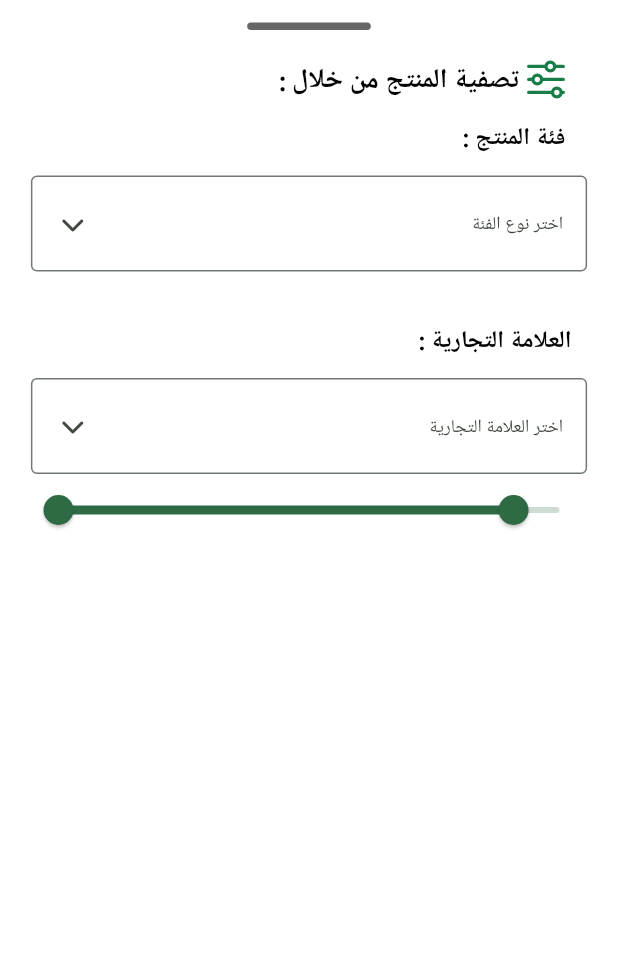
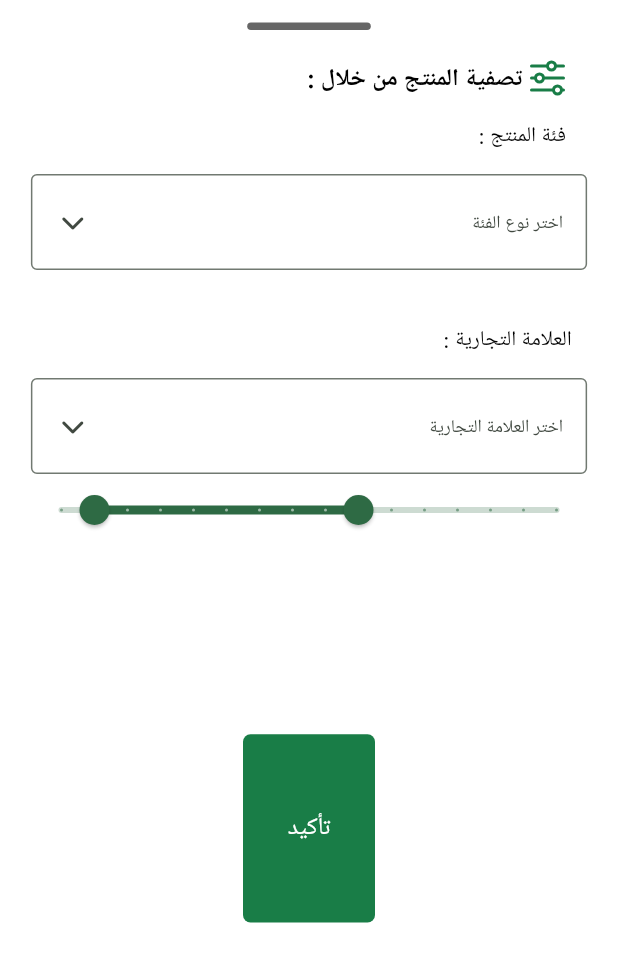
Before and after one commit to ElHbrouk/comatecs, a Flutter app: the ShowModalBottomSheetItem widget shown alone on an empty page, opened directly, on a phone screen of 412 x 824 dp. Shown: the top 962 px of the screen. Run offline on Flutter 3.47's test engine with Material 3 defaults, Android fonts, the phone set to English and light mode, and no system bars; our stand-ins replace carousel_slider, cloud_firestore, dartz, dots_indicator, firebase_messaging, flutter_otp_text_field and 7 more; accounts and stored records are empty; network calls fail; statements that could not run were skipped; project files that could hold a hidden picture were left out.

Commit message:
editing fonts

```diff
--- a/lib/features/home/presentaion/views/widgets/show_modal_bottom_sheet_item.dart
+++ b/lib/features/home/presentaion/views/widgets/show_modal_bottom_sheet_item.dart
@@ -1,6 +1,9 @@
+import 'package:comatecs/core/shared/widgets/custom_button.dart';
 import 'package:comatecs/core/utils/app_colors.dart';
+import 'package:comatecs/core/utils/app_fonts.dart';
 import 'package:comatecs/core/utils/image_asset.dart';
 import 'package:comatecs/features/home/presentaion/views/widgets/custom_drop_down_menu.dart';
+import 'package:comatecs/features/home/presentaion/views/widgets/custom_range_slider.dart';
 import 'package:flutter/material.dart';
 import 'package:flutter_svg/svg.dart';
 
@@ -33,13 +36,13 @@ class ShowModalBottomSheetItem extends StatelessWidget {
             children: [
               Text(
                 ': تصفية المنتج من خلال ',
-                style: Theme.of(context).textTheme.displayLarge!.copyWith(
-                      color: Colors.black,
-                    ),
+                style: AppFonts.bold16.copyWith(
+                  color: Colors.black,
+                ),
               ),
               SvgPicture.asset(
                 ImageAssets.filter,
-                height: 26,
+                height: 24,
                 colorFilter: const ColorFilter.mode(
                   AppColors.primaryColor,
                   BlendMode.srcIn,
@@ -56,10 +59,9 @@ class ShowModalBottomSheetItem extends StatelessWidget {
               alignment: Alignment.centerRight,
               child: Text(
                 ': فئة المنتج ',
-                style: Theme.of(context)
-                    .textTheme
-                    .displayMedium!
-                    .copyWith(color: Colors.black),
+                style: AppFonts.regular14.copyWith(
+                  color: Colors.black,
+                ),
               ),
             ),
           ),
@@ -75,21 +77,22 @@ class ShowModalBottomSheetItem extends StatelessWidget {
               alignment: Alignment.centerRight,
               child: Text(
                 ': العلامة التجارية',
-                style: Theme.of(context)
-                    .textTheme
-                    .displayMedium!
-                    .copyWith(color: Colors.black),
+                style: AppFonts.regular14.copyWith(
+                  color: Colors.black,
+                ),
               ),
             ),
           ),
           const CustomDropDownMenu(
             label: 'اختر العلامة التجارية',
           ),
-          RangeSlider(
-            min: 1,
-            max: 110,
-            values: const RangeValues(1, 100),
-            onChanged: (value) {},
+          const CustomRangeSlider(),
+          const Spacer(),
+          Expanded(
+            child: CustomButton(
+              onPressed: () {},
+              buttonName: "تأكيد",
+            ),
           ),
         ],
       ),
```
